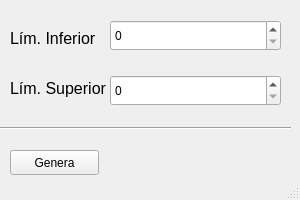
Old version of the form src/ui/generador_random.ui in the repository gerardomt/GeneradorRandom.
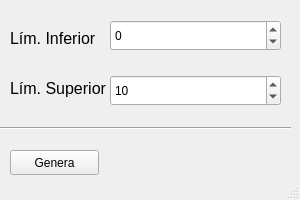
New version of the form.

Commit message: Se completó archivo main que conecta el ui

Patch:
```diff
--- a/src/ui/generador_random.ui
+++ b/src/ui/generador_random.ui
@@ -47,6 +47,12 @@
       <height>31</height>
      </rect>
     </property>
+    <property name="minimum">
+     <number>-99999</number>
+    </property>
+    <property name="maximum">
+     <number>99999</number>
+    </property>
    </widget>
    <widget class="QLabel" name="label_superior">
     <property name="geometry">
@@ -77,6 +83,15 @@
       <height>31</height>
      </rect>
     </property>
+    <property name="minimum">
+     <number>-99999</number>
+    </property>
+    <property name="maximum">
+     <number>99999</number>
+    </property>
+    <property name="value">
+     <number>10</number>
+    </property>
    </widget>
    <widget class="Line" name="line">
     <property name="geometry">
```
The commit also changes 3 other files.
